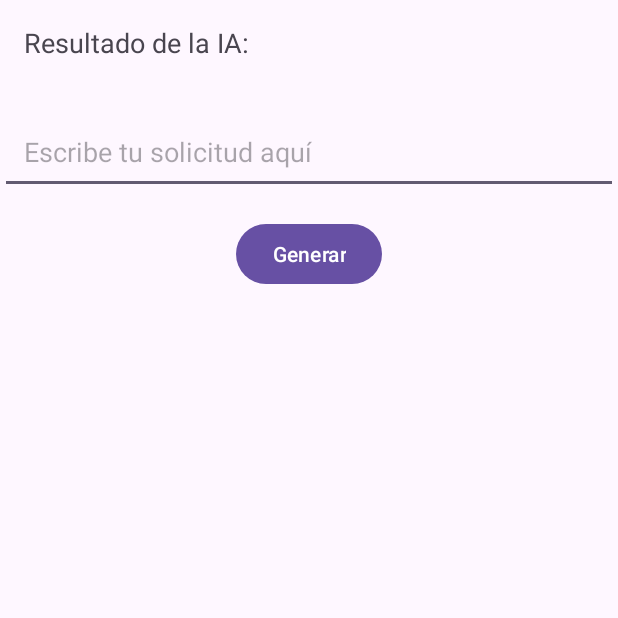
After one commit to Lpcadavid/PIMTSACT, an Android app: the GeminiActivity screen opened directly, with no data from a screen before it, on a phone screen of 412 x 824 dp, the top half of it. The commit adds this screen. Run offline under Robolectric (Android 15) with nearby library versions, the phone set to English and light mode, and no system bars; libraries missing offline, so code that uses them is left out: com.google.ai.client.

Commit message:
GeminiIA

```diff
--- a/app/src/main/AndroidManifest.xml
+++ b/app/src/main/AndroidManifest.xml
@@ -14,6 +14,9 @@
         android:supportsRtl="true"
         android:theme="@style/Theme.Santaellafinal"
         tools:targetApi="31">
+        <activity
+            android:name=".GeminiActivity"
+            android:exported="false" />
         <activity
             android:name=".InventoryActivity"
             android:exported="false" />
--- /dev/null
+++ b/app/src/main/java/com/example/santaellafinal/GeminiActivity.java
@@ -0,0 +1,84 @@
+package com.example.santaellafinal;
+
+import android.os.Bundle;import android.os.Bundle;
+import android.view.View;
+import android.widget.Button;
+import android.widget.EditText;
+import android.widget.TextView;
+
+import androidx.activity.EdgeToEdge;
+import androidx.appcompat.app.AppCompatActivity;
+import androidx.core.graphics.Insets;
+import androidx.core.view.ViewCompat;
+import androidx.core.view.WindowInsetsCompat;
+
+import com.google.ai.client.generativeai.GenerativeModel;
+import com.google.ai.client.generativeai.java.GenerativeModelFutures;
+import com.google.ai.client.generativeai.type.Content;
+import com.google.ai.client.generativeai.type.GenerateContentResponse;
+import com.google.common.util.concurrent.FutureCallback;
+import com.google.common.util.concurrent.Futures;
+import com.google.common.util.concurrent.ListenableFuture;
+import com.google.common.util.concurrent.MoreExecutors;
+
+import java.util.concurrent.Executor;
+
+public class GeminiActivity extends AppCompatActivity {
+    TextView tvResultado;
+    EditText ed1;
+    Button btnGenerar;
+
+    Executor executor;
+
+    @Override
+    protected void onCreate(Bundle savedInstanceState) {
+        super.onCreate(savedInstanceState);
+        EdgeToEdge.enable(this);
+        setContentView(R.layout.activity_gemini);
+        ViewCompat.setOnApplyWindowInsetsListener(findViewById(R.id.main), (v, insets) -> {
+            Insets systemBars = insets.getInsets(WindowInsetsCompat.Type.systemBars());
+            v.setPadding(systemBars.left, systemBars.top, systemBars.right, systemBars.bottom);
+            return insets;
+        });
+
+        tvResultado = findViewById(R.id.tvResultado);
+        ed1 = findViewById(R.id.et1);
+
+        btnGenerar = findViewById(R.id.btnGenerar);
+
+
+
+        btnGenerar.setOnClickListener(new View.OnClickListener() {
+            @Override
+            public void onClick(View view) {
+
+                // The Gemini 1.5 models are versatile and work with both text-only and multimodal prompts
+                GenerativeModel gm = new GenerativeModel(/* modelName */ "gemini-1.5-flash","AIzaSyC5enlIHk6kTC0N72Brt2epl4L7sqUld7E");
+                GenerativeModelFutures model = GenerativeModelFutures.from(gm);
+
+                Content content = new Content.Builder()
+                        .addText("Write a story about a magic backpack.")
+                        .build();
+
+                executor = MoreExecutors.newDirectExecutorService(); //
+
+                ListenableFuture<GenerateContentResponse> response = model.generateContent(content);
+
+                Futures.addCallback(response, new FutureCallback<GenerateContentResponse>() {
+                    @Override
+                    public void onSuccess(GenerateContentResponse result) {
+                        String resultText = result.getText();
+                        tvResultado.setText(resultText);
+                    }
+
+                    @Override
+                    public void onFailure(Throwable t) {
+                        t.printStackTrace();
+                    }
+                }, executor);
+
+            }
+        });
+
+    }
+}
--- /dev/null
+++ b/app/src/main/res/layout/activity_gemini.xml
@@ -0,0 +1,57 @@
+<?xml version="1.0" encoding="utf-8"?>
+<androidx.constraintlayout.widget.ConstraintLayout xmlns:android="http://schemas.android.com/apk/res/android"
+    xmlns:app="http://schemas.android.com/apk/res-auto"
+    xmlns:tools="http://schemas.android.com/tools"
+    android:layout_width="match_parent"
+    android:id="@+id/main"
+    android:layout_height="match_parent"
+    tools:context=".GeminiActivity">
+
+    <!-- Título -->
+    <TextView
+        android:id="@+id/tvResultado"
+        android:layout_width="0dp"
+        android:layout_height="wrap_content"
+        android:text="Resultado de la IA:"
+        android:textSize="18sp"
+        android:padding="16dp"
+        app:layout_constraintEnd_toEndOf="parent"
+        app:layout_constraintStart_toStartOf="parent"
+        app:layout_constraintTop_toTopOf="parent" />
+
+    <!-- Campo de texto para que el usuario ingrese una solicitud -->
+    <EditText
+        android:id="@+id/et1"
+        android:layout_width="0dp"
+        android:layout_height="wrap_content"
+        android:hint="Escribe tu solicitud aquí"
+        android:padding="16dp"
+        android:layout_marginTop="16dp"
+        app:layout_constraintEnd_toEndOf="parent"
+        app:layout_constraintStart_toStartOf="parent"
+        app:layout_constraintTop_toBottomOf="@id/tvResultado" />
+
+    <!-- Botón para generar contenido con Gemini AI -->
+    <Button
+        android:id="@+id/btnGenerar"
+        android:layout_width="wrap_content"
+        android:layout_height="wrap_content"
+        android:text="Generar"
+        android:layout_marginTop="16dp"
+        app:layout_constraintEnd_toEndOf="parent"
+        app:layout_constraintStart_toStartOf="parent"
+        app:layout_constraintTop_toBottomOf="@id/et1" />
+
+    <!-- ProgressBar para mostrar mientras se genera el contenido -->
+    <ProgressBar
+        android:id="@+id/progressBar"
+        android:layout_width="wrap_content"
+        android:layout_height="wrap_content"
+        android:layout_marginTop="16dp"
+        android:visibility="gone"
+        app:layout_constraintEnd_toEndOf="parent"
+        app:layout_constraintStart_toStartOf="parent"
+        app:layout_constraintTop_toBottomOf="@id/btnGenerar" />
+
+
+</androidx.constraintlayout.widget.ConstraintLayout>
--- a/app/src/main/res/layout/item_inventory.xml
+++ b/app/src/main/res/layout/item_inventory.xml
@@ -3,8 +3,8 @@
     android:layout_width="match_parent"
     android:layout_height="wrap_content"
     android:orientation="horizontal"
-    android:padding="8dp"
-    android:background="?attr/selectableItemBackground">
+    android:background="@color/md_theme_onErrorContainer"
+    android:padding="8dp">
 
 
 
--- a/gradle/libs.versions.toml
+++ b/gradle/libs.versions.toml
@@ -11,6 +11,7 @@ googleGmsGoogleServices = "4.4.2"
 firebaseAuth = "23.1.0"
 firebaseFirestore = "25.1.1"
 firebaseStorage = "21.0.1"
+firebaseCrashlyticsBuildtools = "3.0.2"
 
 [libraries]
 junit = { group = "junit", name = "junit", version.ref = "junit" }
@@ -25,6 +26,7 @@ firebase-firestore = { group = "com.google.firebase", name = "firebase-firestore
 firebase-storage = { group = "com.google.firebase", name = "firebase-storage", version.ref = "firebaseStorage" }
 glide = "com.github.bumptech.glide:glide:4.15.1"
 glide-compiler = "com.github.bumptech.glide:compiler:4.15.1"
+firebase-crashlytics-buildtools = { group = "com.google.firebase", name = "firebase-crashlytics-buildtools", version.ref = "firebaseCrashlyticsBuildtools" }
 
 [plugins]
 android-application = { id = "com.android.application", version.ref = "agp" }
```
Also changed, not shown: app/build.gradle.kts (+9 -4 lines), app/src/main/java/com/example/santaellafinal/CrudActivity.java (+16 -12 lines), app/src/main/java/com/example/santaellafinal/IniciarsActivity.java (+26 -12 lines), app/src/main/res/layout/activity_crud.xml (+11 -0 lines).
